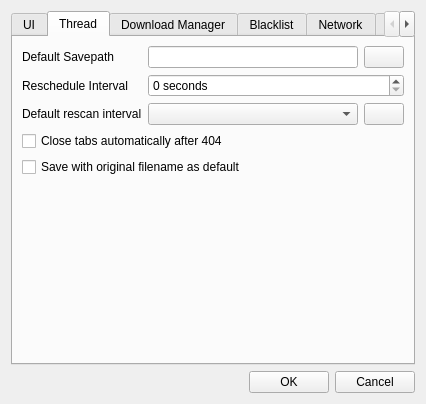
Old version of the form gui/uiconfig.ui in the repository chrisdevchroma/fourchan-dl.
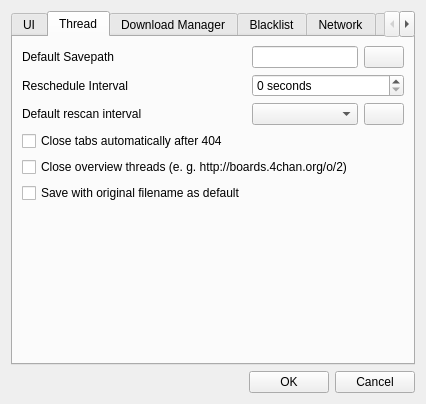
New version of the form. The open tabs and pages were chosen to show the change. Icons and pictures are not drawn.

Diff of the .ui file:
```diff
--- a/gui/uiconfig.ui
+++ b/gui/uiconfig.ui
@@ -375,14 +375,7 @@
          </property>
         </widget>
        </item>
-       <item row="4" column="0" colspan="2">
-        <widget class="QCheckBox" name="cbDefaultOriginalFilename">
-         <property name="text">
-          <string>Save with original filename as default</string>
-         </property>
-        </widget>
-       </item>
-       <item row="5" column="0">
+       <item row="7" column="0">
         <spacer name="verticalSpacer">
          <property name="orientation">
           <enum>Qt::Vertical</enum>
@@ -395,6 +388,20 @@
          </property>
         </spacer>
        </item>
+       <item row="5" column="0" colspan="2">
+        <widget class="QCheckBox" name="cbCloseOverviewThreads">
+         <property name="text">
+          <string>Close overview threads (e. g. http://boards.4chan.org/o/2)</string>
+         </property>
+        </widget>
+       </item>
+       <item row="6" column="0">
+        <widget class="QCheckBox" name="cbDefaultOriginalFilename">
+         <property name="text">
+          <string>Save with original filename as default</string>
+         </property>
+        </widget>
+       </item>
       </layout>
      </widget>
      <widget class="QWidget" name="tab_5">
```
